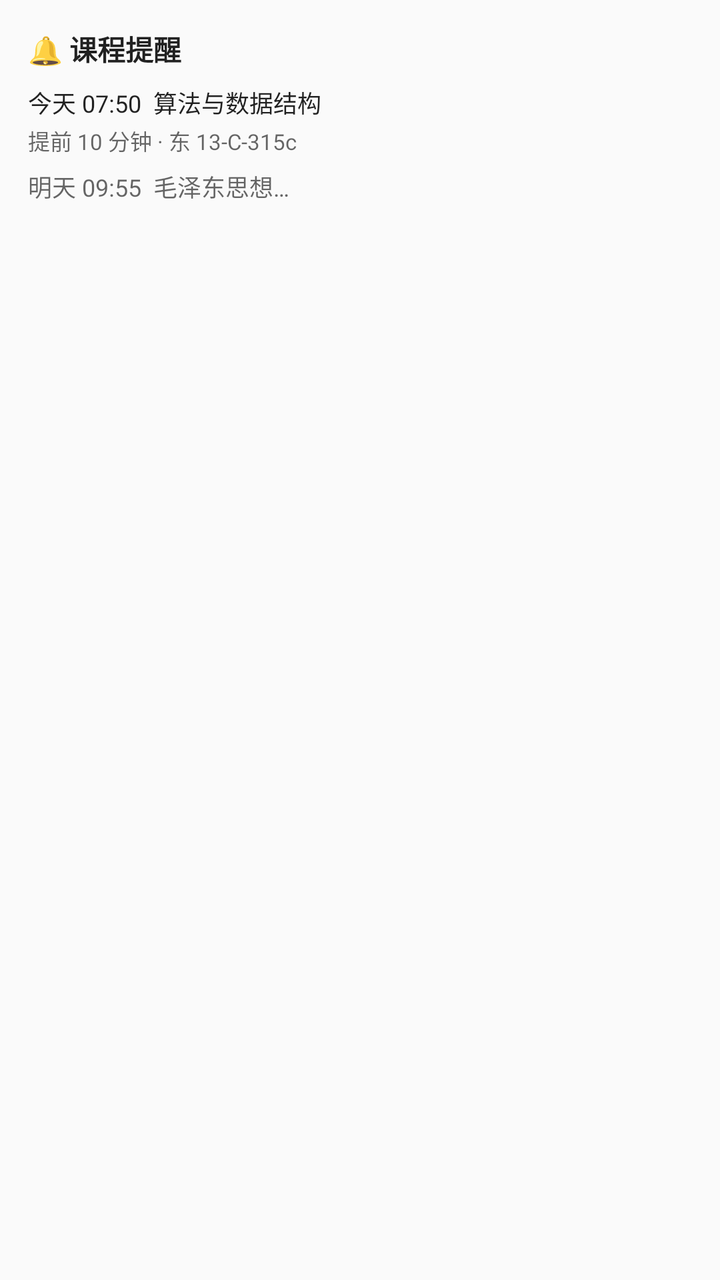
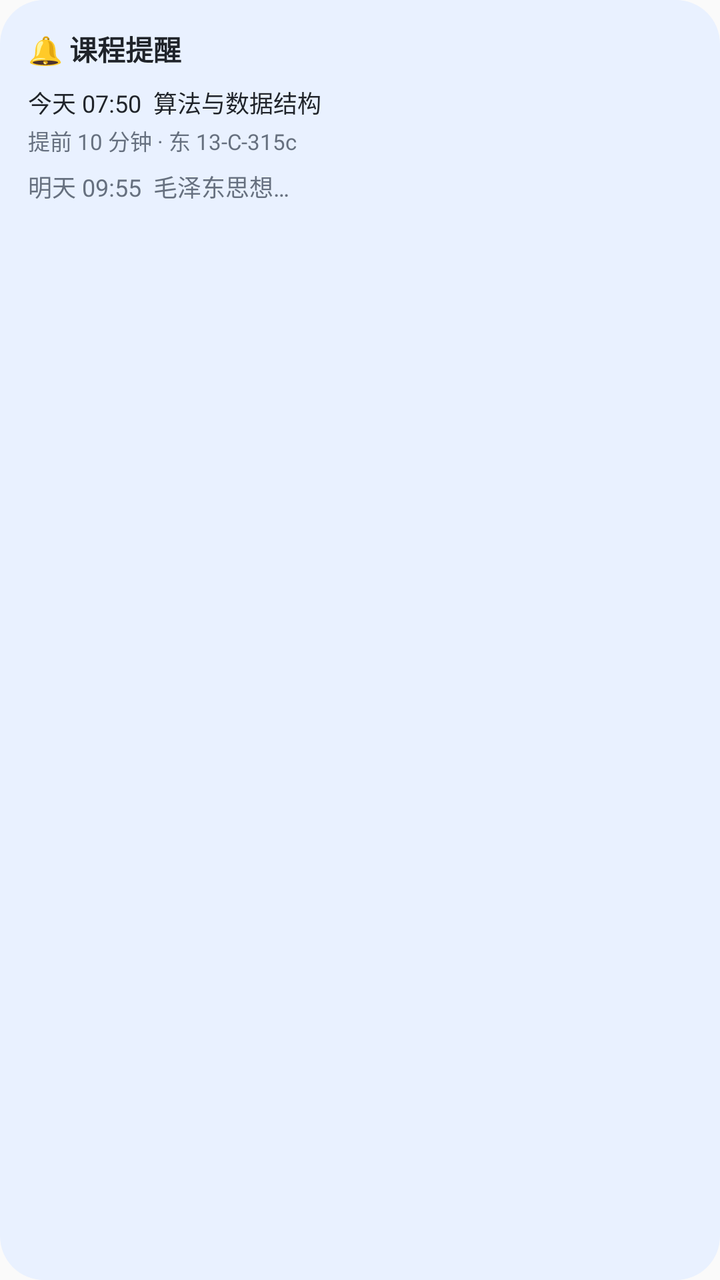

Compare the two renders of this Android layout. The source of the first and the diff that turns it into the second are given below.
<!-- AndroidManifest.xml: another module's application theme Theme.CurSimple -->
<!-- res/layout/widget_preview_reminder.xml -->
<?xml version="1.0" encoding="utf-8"?>
<LinearLayout xmlns:android="http://schemas.android.com/apk/res/android"
    android:layout_width="match_parent"
    android:layout_height="match_parent"
    android:background="?android:colorBackground"
    android:orientation="vertical"
    android:padding="14dp">

    <TextView
        android:layout_width="wrap_content"
        android:layout_height="wrap_content"
        android:text="🔔 课程提醒"
        android:textColor="?android:textColorPrimary"
        android:textSize="14sp"
        android:textStyle="bold" />

    <TextView
        android:layout_width="match_parent"
        android:layout_height="wrap_content"
        android:layout_marginTop="8dp"
        android:text="今天 07:50  算法与数据结构"
        android:textColor="?android:textColorPrimary"
        android:textSize="12sp" />

    <TextView
        android:layout_width="match_parent"
        android:layout_height="wrap_content"
        android:layout_marginTop="2dp"
        android:text="提前 10 分钟 · 东 13-C-315c"
        android:textColor="?android:textColorSecondary"
        android:textSize="11sp" />

    <TextView
        android:layout_width="match_parent"
        android:layout_height="wrap_content"
        android:layout_marginTop="6dp"
        android:text="明天 09:55  毛泽东思想…"
        android:textColor="?android:textColorSecondary"
        android:textSize="12sp" />
</LinearLayout>
<!-- resources referenced by this layout -->
<resources>
  <style name="Theme.CurSimple" parent="@android:style/Theme.Material.Light.NoActionBar">
          <item name="android:windowActionBar">false</item>
          <item name="android:windowNoTitle">true</item>
          <item name="android:windowContentOverlay">@null</item>
          <item name="android:windowDrawsSystemBarBackgrounds">true</item>
          <item name="android:statusBarColor">@android:color/transparent</item>
          <item name="android:navigationBarColor">@android:color/transparent</item>
      </style>
</resources>

<!-- the commit's change to res/layout/widget_preview_reminder.xml (unified diff, before → after) -->
@@ -2,7 +2,7 @@
 <LinearLayout xmlns:android="http://schemas.android.com/apk/res/android"
     android:layout_width="match_parent"
     android:layout_height="match_parent"
-    android:background="?android:colorBackground"
+    android:background="@drawable/widget_bg_card"
     android:orientation="vertical"
     android:padding="14dp">
 
@@ -10,7 +10,7 @@
         android:layout_width="wrap_content"
         android:layout_height="wrap_content"
         android:text="🔔 课程提醒"
-        android:textColor="?android:textColorPrimary"
+        android:textColor="#20242A"
         android:textSize="14sp"
         android:textStyle="bold" />
 
@@ -19,7 +19,7 @@
         android:layout_height="wrap_content"
         android:layout_marginTop="8dp"
         android:text="今天 07:50  算法与数据结构"
-        android:textColor="?android:textColorPrimary"
+        android:textColor="#20242A"
         android:textSize="12sp" />
 
     <TextView
@@ -27,7 +27,7 @@
         android:layout_height="wrap_content"
         android:layout_marginTop="2dp"
         android:text="提前 10 分钟 · 东 13-C-315c"
-        android:textColor="?android:textColorSecondary"
+        android:textColor="#66707F"
         android:textSize="11sp" />
 
     <TextView
@@ -35,6 +35,6 @@
         android:layout_height="wrap_content"
         android:layout_marginTop="6dp"
         android:text="明天 09:55  毛泽东思想…"
-        android:textColor="?android:textColorSecondary"
+        android:textColor="#66707F"
         android:textSize="12sp" />
 </LinearLayout>
<!-- resource entries referenced after the edit -->
@@ -1,5 +1,11 @@
 <!-- resources referenced by this layout -->
 <resources>
+  <!-- drawable widget_bg_card (drawable) -->
+  <?xml version="1.0" encoding="utf-8"?>
+  <shape xmlns:android="http://schemas.android.com/apk/res/android">
+      <solid android:color="#FFE9F1FF" />
+      <corners android:radius="22dp" />
+  </shape>
   <style name="Theme.CurSimple" parent="@android:style/Theme.Material.Light.NoActionBar">
           <item name="android:windowActionBar">false</item>
           <item name="android:windowNoTitle">true</item>
